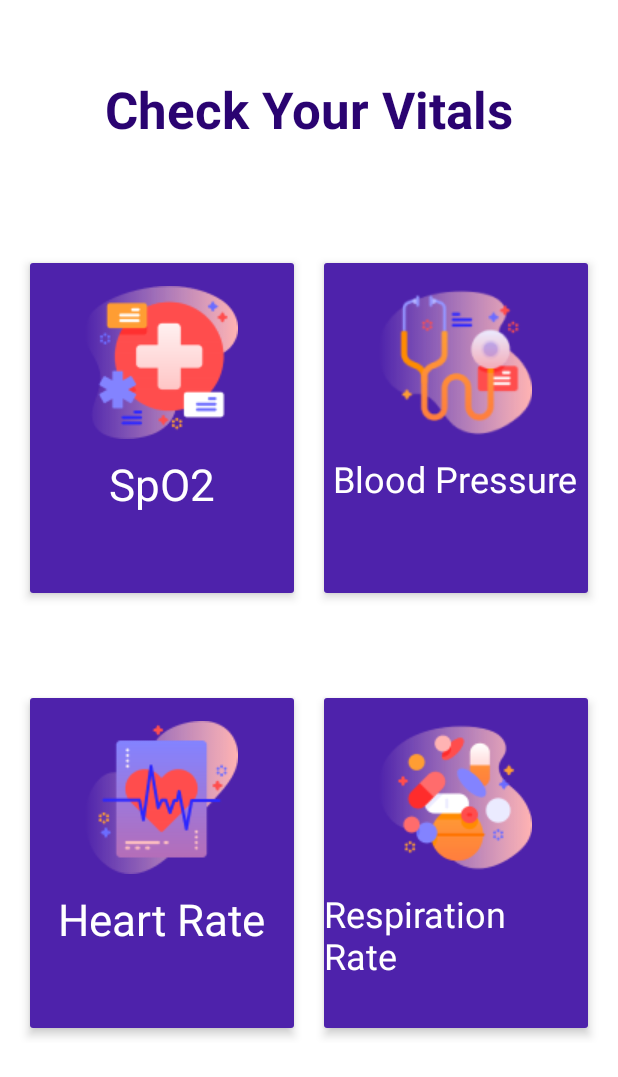
After one commit to 1407arjun/raamen-sih, an Android app: the layout activity_vitals.xml on its own in the app's theme, with its tools: preview values and no code run, on a phone screen of 412 x 824 dp. The commit adds this screen. Shown: the top 1077 px of the screen. Run offline under Robolectric (Android 15) with nearby library versions, the phone set to English and light mode, and no system bars.

Commit message:
Add initial UI

```diff
--- /dev/null
+++ b/app/src/main/res/layout/activity_vitals.xml
@@ -0,0 +1,186 @@
+<?xml version="1.0" encoding="utf-8"?>
+<androidx.constraintlayout.widget.ConstraintLayout xmlns:android="http://schemas.android.com/apk/res/android"
+    xmlns:app="http://schemas.android.com/apk/res-auto"
+    xmlns:tools="http://schemas.android.com/tools"
+    android:layout_width="match_parent"
+    android:layout_height="match_parent"
+    tools:context=".VitalsActivity">
+
+    <TextView
+        android:id="@+id/textTitle"
+        android:layout_width="match_parent"
+        android:layout_height="wrap_content"
+        android:layout_marginTop="50dp"
+        android:gravity="center"
+        android:text="Check Your Vitals"
+        android:textColor="#2A0371"
+        android:textSize="34dp"
+        android:textStyle="bold"
+        app:layout_constraintTop_toTopOf="parent"
+        tools:layout_editor_absoluteX="18dp" />
+
+    <LinearLayout
+        android:id="@+id/layout1"
+        android:layout_width="0dp"
+        android:layout_height="260dp"
+        android:layout_marginTop="60dp"
+        android:orientation="horizontal"
+        android:padding="10dp"
+        app:layout_constraintEnd_toEndOf="parent"
+        app:layout_constraintStart_toStartOf="parent"
+        app:layout_constraintTop_toBottomOf="@+id/textTitle">
+
+        <androidx.cardview.widget.CardView
+            android:layout_width="0dp"
+            android:layout_height="match_parent"
+            android:layout_margin="10dp"
+            android:layout_weight="1"
+            android:background="#4E22AB"
+            app:cardElevation="4dp">
+
+            <RelativeLayout
+                android:layout_width="match_parent"
+                android:layout_height="match_parent"
+                android:background="#4E22AB">
+
+                <TextView
+                    android:id="@+id/textView2"
+                    android:layout_width="wrap_content"
+                    android:layout_height="wrap_content"
+                    android:layout_below="@id/imageView"
+                    android:layout_centerHorizontal="true"
+                    android:layout_marginTop="10dp"
+                    android:text="SpO2"
+                    android:textColor="#FFFFFF"
+                    android:textSize="29dp" />
+
+                <ImageView
+                    android:id="@+id/imageView"
+                    android:layout_width="102dp"
+                    android:layout_height="102dp"
+                    android:layout_centerHorizontal="true"
+                    android:layout_marginTop="15dp"
+                    tools:srcCompat="@drawable/image9" />
+            </RelativeLayout>
+        </androidx.cardview.widget.CardView>
+
+        <androidx.cardview.widget.CardView
+            android:layout_width="0dp"
+            android:layout_height="match_parent"
+            android:layout_margin="10dp"
+            android:layout_weight="1"
+            android:background="#4E22AB"
+            app:cardElevation="4dp">
+
+            <RelativeLayout
+                android:layout_width="match_parent"
+                android:layout_height="match_parent"
+                android:background="#4E22AB">
+
+                <TextView
+                    android:id="@+id/textView3"
+                    android:layout_width="wrap_content"
+                    android:layout_height="wrap_content"
+                    android:layout_below="@+id/imageView2"
+                    android:layout_centerHorizontal="true"
+                    android:layout_marginTop="10dp"
+                    android:gravity="center"
+                    android:text="Blood Pressure"
+                    android:textColor="#FFFFFF"
+                    android:textSize="24dp" />
+
+                <ImageView
+                    android:id="@+id/imageView2"
+                    android:layout_width="102dp"
+                    android:layout_height="102dp"
+                    android:layout_centerHorizontal="true"
+                    android:layout_marginTop="15dp"
+                    tools:srcCompat="@drawable/image10" />
+            </RelativeLayout>
+        </androidx.cardview.widget.CardView>
+
+
+    </LinearLayout>
+
+    <LinearLayout
+        android:layout_width="0dp"
+        android:layout_height="260dp"
+        android:layout_marginTop="30dp"
+        android:orientation="horizontal"
+        android:padding="10dp"
+        app:layout_constraintEnd_toEndOf="parent"
+        app:layout_constraintStart_toStartOf="parent"
+        app:layout_constraintTop_toBottomOf="@+id/layout1">
+
+        <androidx.cardview.widget.CardView
+            android:layout_width="0dp"
+            android:layout_height="match_parent"
+            android:layout_margin="10dp"
+            android:layout_weight="1"
+            android:background="#4E22AB"
+            app:cardElevation="4dp">
+
+            <RelativeLayout
+                android:layout_width="match_parent"
+                android:layout_height="match_parent"
+                android:background="#4E22AB">
+
+                <TextView
+                    android:id="@+id/textView4"
+                    android:layout_width="wrap_content"
+                    android:layout_height="wrap_content"
+                    android:layout_below="@id/imageView3"
+                    android:layout_centerHorizontal="true"
+                    android:layout_marginTop="10dp"
+                    android:text="Heart Rate"
+                    android:textColor="#FFFFFF"
+                    android:textSize="29dp" />
+
+                <ImageView
+                    android:id="@+id/imageView3"
+                    android:layout_width="102dp"
+                    android:layout_height="102dp"
+                    android:layout_centerHorizontal="true"
+                    android:layout_marginTop="15dp"
+                    tools:srcCompat="@drawable/image7" />
+            </RelativeLayout>
+        </androidx.cardview.widget.CardView>
+
+        <androidx.cardview.widget.CardView
+            android:layout_width="0dp"
+            android:layout_height="match_parent"
+            android:layout_margin="10dp"
+            android:layout_weight="1"
+            android:background="#4E22AB"
+            app:cardElevation="4dp">
+
+            <RelativeLayout
+                android:layout_width="match_parent"
+                android:layout_height="match_parent"
+                android:background="#4E22AB">
+
+                <TextView
+                    android:id="@+id/textView5"
+                    android:layout_width="wrap_content"
+                    android:layout_height="wrap_content"
+                    android:layout_below="@+id/imageView4"
+                    android:layout_centerHorizontal="true"
+                    android:layout_marginTop="10dp"
+                    android:text="Respiration Rate"
+                    android:textColor="#FFFFFF"
+                    android:textSize="24dp" />
+
+                <ImageView
+                    android:id="@+id/imageView4"
+                    android:layout_width="102dp"
+                    android:layout_height="102dp"
+                    android:layout_centerHorizontal="true"
+                    android:layout_marginTop="15dp"
+                    tools:srcCompat="@drawable/image11" />
+            </RelativeLayout>
+        </androidx.cardview.widget.CardView>
+
+
+    </LinearLayout>
+
+</androidx.constraintlayout.widget.ConstraintLayout>
```
Also changed, not shown: app/src/main/AndroidManifest.xml (+5 -2 lines), app/src/main/java/com/raamen/sih/VitalsActivity.java (added, +14 -0 lines), app/src/main/res/drawable/img_5.xml (added, +20 -0 lines), app/src/main/res/drawable/rectangle_1.xml (added, +90 -0 lines), app/src/main/res/layout/activity_main.xml (+54 -18 lines), app/src/main/res/layout/activity_result.xml (+75 -0 lines), app/src/main/res/drawable/image10.png (added), app/src/main/res/drawable/image11.png (added), app/src/main/res/drawable/image7.png (added), app/src/main/res/drawable/image9.png (added).
